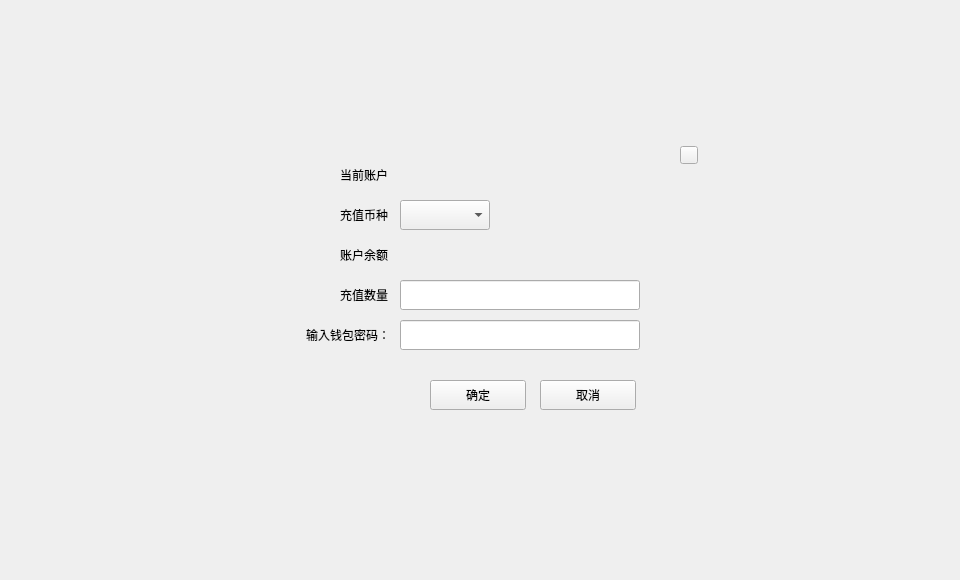
Before: the Qt Designer form exchange/depositexchangecontractdialog.ui in HcashOrg/hx-indicator, drawn with Qt 5.
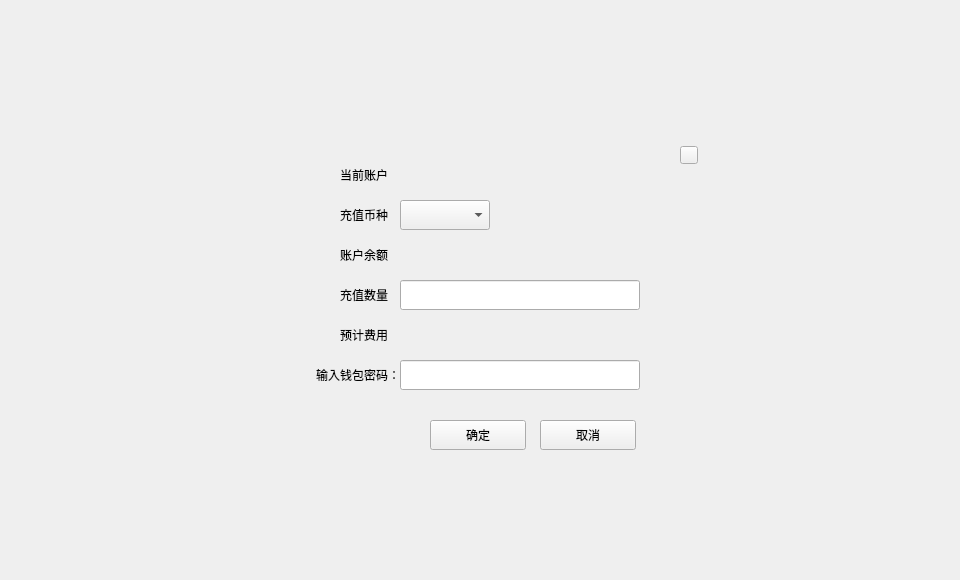
After: the same form once the commit is applied.

Commit message: myexchangepage estimate contract fee

Patch:
```diff
--- a/exchange/depositexchangecontractdialog.ui
+++ b/exchange/depositexchangecontractdialog.ui
@@ -33,14 +33,14 @@
       <x>230</x>
       <y>130</y>
       <width>500</width>
-      <height>320</height>
+      <height>350</height>
      </rect>
     </property>
     <widget class="QToolButton" name="cancelBtn">
      <property name="geometry">
       <rect>
        <x>310</x>
-       <y>250</y>
+       <y>290</y>
        <width>96</width>
        <height>30</height>
       </rect>
@@ -59,7 +59,7 @@
      <property name="geometry">
       <rect>
        <x>200</x>
-       <y>250</y>
+       <y>290</y>
        <width>96</width>
        <height>30</height>
       </rect>
@@ -201,8 +201,8 @@
     <widget class="QLabel" name="label_2">
      <property name="geometry">
       <rect>
-       <x>60</x>
-       <y>190</y>
+       <x>70</x>
+       <y>230</y>
        <width>100</width>
        <height>30</height>
       </rect>
@@ -218,7 +218,7 @@
      <property name="geometry">
       <rect>
        <x>170</x>
-       <y>190</y>
+       <y>230</y>
        <width>240</width>
        <height>30</height>
       </rect>
@@ -249,6 +249,32 @@
       <string/>
      </property>
     </widget>
+    <widget class="QLabel" name="label_3">
+     <property name="geometry">
+      <rect>
+       <x>110</x>
+       <y>190</y>
+       <width>54</width>
+       <height>30</height>
+      </rect>
+     </property>
+     <property name="text">
+      <string>预计费用</string>
+     </property>
+    </widget>
+    <widget class="QLabel" name="contractFeeLabel">
+     <property name="geometry">
+      <rect>
+       <x>170</x>
+       <y>190</y>
+       <width>120</width>
+       <height>30</height>
+      </rect>
+     </property>
+     <property name="text">
+      <string/>
+     </property>
+    </widget>
    </widget>
   </widget>
  </widget>
```
The commit also changes 20 other files.
